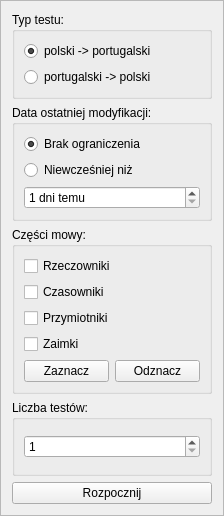
The window that ui/test_params.ui (BStalewski/lanler) describes before a commit, drawn with Qt 5.
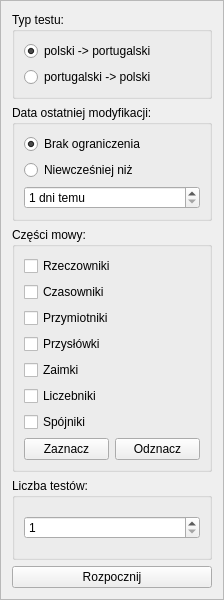
The same window after the commit.

Commit message: Added new parts of speech to test options

```diff
--- a/ui/test_params.ui
+++ b/ui/test_params.ui
@@ -7,7 +7,7 @@
     <x>0</x>
     <y>0</y>
     <width>224</width>
-    <height>516</height>
+    <height>600</height>
    </rect>
   </property>
   <property name="sizePolicy">
@@ -118,6 +118,13 @@
         </property>
        </widget>
       </item>
+      <item>
+       <widget class="QCheckBox" name="adverbCheckBox">
+        <property name="text">
+         <string>Przysłówki</string>
+        </property>
+       </widget>
+      </item>
       <item>
        <widget class="QCheckBox" name="pronounCheckBox">
         <property name="text">
@@ -125,6 +132,20 @@
         </property>
        </widget>
       </item>
+      <item>
+       <widget class="QCheckBox" name="numeralCheckBox">
+        <property name="text">
+         <string>Liczebniki</string>
+        </property>
+       </widget>
+      </item>
+      <item>
+       <widget class="QCheckBox" name="conjunctionCheckBox">
+        <property name="text">
+         <string>Spójniki</string>
+        </property>
+       </widget>
+      </item>
       <item>
        <layout class="QHBoxLayout" name="horizontalLayout">
         <item>
```
The commit also changes 16 other files.
